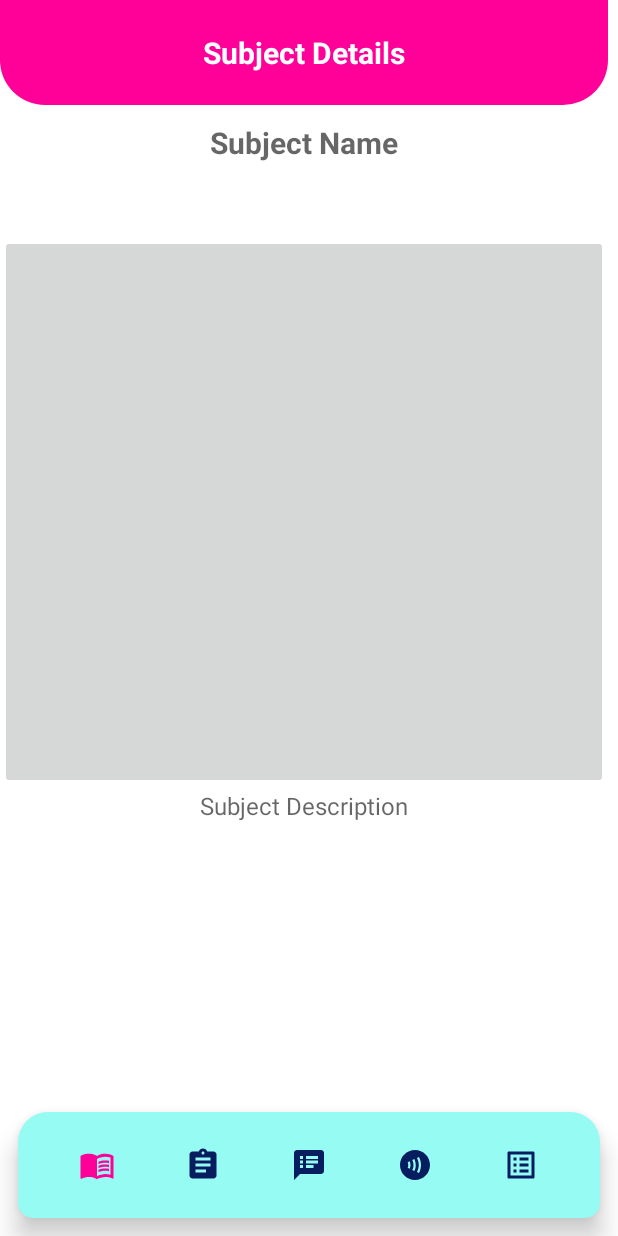
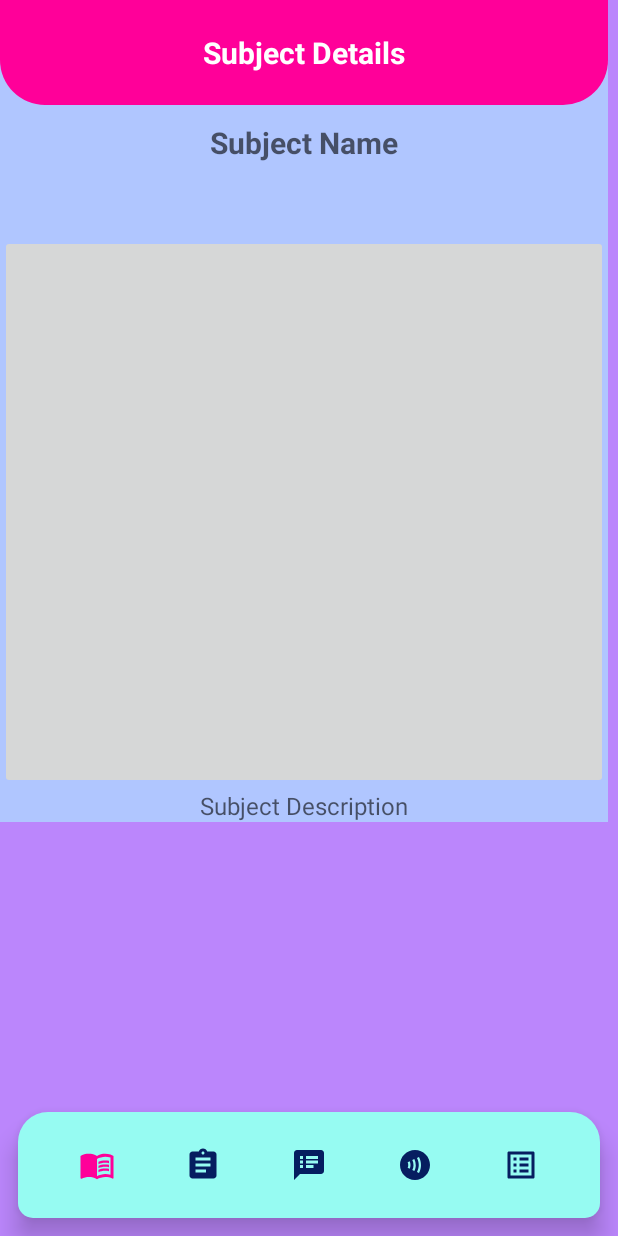
Before and after one commit to GinPaul/kodego.studentassistanceapp.arguez, an Android app: the SubjectDetails screen opened directly, with no data from a screen before it, on a phone screen of 412 x 824 dp. Run offline under Robolectric (Android 15) with nearby library versions, the phone set to English and light mode, and no system bars; Roboto replaces fonts that are not available here.

Commit message:
Nov 6 2022 8.30pm commit

```diff
--- a/app/src/main/java/com/kodego/activity/one/studentassistanceapp/StudentAppHomeScreen.kt
+++ b/app/src/main/java/com/kodego/activity/one/studentassistanceapp/StudentAppHomeScreen.kt
@@ -50,6 +50,7 @@ class StudentAppHomeScreen : AppCompatActivity() {
         setContentView(binding.root)
 
         //step 4: create functionality for the calendar/first button:
+        /**Calendar*/
         binding.imgCalendarButton1.setOnClickListener() {
             Toast.makeText(applicationContext, "Opening calendar...", Toast.LENGTH_SHORT).show()
 
--- a/app/src/main/java/com/kodego/activity/one/studentassistanceapp/view/SubjectFragment.kt
+++ b/app/src/main/java/com/kodego/activity/one/studentassistanceapp/view/SubjectFragment.kt
@@ -35,13 +35,13 @@ class SubjectFragment : Fragment() {
         binding = FragmentSubjectBinding.inflate(layoutInflater)
 
 //        var textFromParent = arguments?.getString("data1")
-        var subjectName2: String? = arguments?.getString("subjectName")
-        var subjectDescription2 : String? = arguments?.getString("subjectDescription")
+        var subjectName: String? = arguments?.getString("subjectName")
+        var subjectDescription : String? = arguments?.getString("subjectDescription")
         var imageSubject: Int? = arguments?.getInt("imageSubject",0)
 
         //catching data from tha activity
-        binding.tvSubjectName2.text = subjectName2
-        binding.tvSubjectDescription2.text = subjectDescription2
+        binding.tvSubjectName2.text = subjectName
+        binding.tvSubjectDescription2.text = subjectDescription
 
         return binding.root
     }
--- a/app/src/main/res/layout/activity_subject_details.xml
+++ b/app/src/main/res/layout/activity_subject_details.xml
@@ -2,10 +2,11 @@
 <RelativeLayout xmlns:android="http://schemas.android.com/apk/res/android"
     xmlns:app="http://schemas.android.com/apk/res-auto"
     xmlns:tools="http://schemas.android.com/tools"
+    android:id="@+id/myView"
     android:layout_width="match_parent"
     android:layout_height="match_parent"
+    android:background="@color/purple_200"
     android:orientation="vertical"
-    android:id="@+id/myView"
     tools:context=".SubjectDetails">
 
     <LinearLayout
@@ -14,6 +15,7 @@
         android:layout_alignParentEnd="true"
         android:layout_alignParentRight="true"
         android:layout_alignParentBottom="true"
+        android:layout_alignParentStart="true"
         android:layout_marginStart="12dp"
         android:layout_marginTop="12dp"
         android:layout_marginEnd="12dp"
@@ -83,6 +85,4 @@
     </LinearLayout>
 
 
-
-
 </RelativeLayout>
--- a/app/src/main/res/layout/fragment_subject.xml
+++ b/app/src/main/res/layout/fragment_subject.xml
@@ -9,14 +9,16 @@
     <androidx.constraintlayout.widget.ConstraintLayout
         android:layout_width="match_parent"
         android:layout_height="match_parent"
+        android:background="@color/material_dynamic_primary80"
         app:layout_constraintEnd_toEndOf="parent"
-        app:layout_constraintHorizontal_bias="0"
+        app:layout_constraintHorizontal_bias="0.5"
         app:layout_constraintStart_toStartOf="parent">
 
         <TextView
             android:id="@+id/tvSubjectName2"
-            android:layout_width="wrap_content"
+            android:layout_width="match_parent"
             android:layout_height="wrap_content"
+            android:gravity="center"
             android:hint="Subject Name"
             android:textSize="20sp"
             android:textStyle="bold"
@@ -32,6 +34,7 @@
             android:layout_width="405dp"
             android:layout_height="369dp"
             android:layout_marginTop="48dp"
+            android:foregroundGravity="center"
             android:scaleType="fitXY"
             app:layout_constraintEnd_toEndOf="parent"
             app:layout_constraintHorizontal_bias="0.5"
@@ -44,6 +47,7 @@
             android:id="@+id/tvSubjectDescription2"
             android:layout_width="wrap_content"
             android:layout_height="wrap_content"
+            android:gravity="center"
             android:hint="Subject Description"
             android:textSize="16sp"
             app:layout_constraintBottom_toBottomOf="parent"
@@ -80,6 +84,17 @@
             android:layout_width="wrap_content"
             android:layout_height="wrap_content"
             android:orientation="vertical"
-            app:layout_constraintGuide_begin="21dp" />
+            app:layout_constraintGuide_end="391dp" />
+
+        <TextView
+            android:id="@+id/textView13"
+            android:layout_width="wrap_content"
+            android:layout_height="wrap_content"
+            android:text="TextView"
+            app:layout_constraintBottom_toBottomOf="parent"
+            app:layout_constraintEnd_toEndOf="parent"
+            app:layout_constraintHorizontal_bias="0.5"
+            app:layout_constraintStart_toStartOf="parent"
+            android:visibility="invisible"/>
     </androidx.constraintlayout.widget.ConstraintLayout>
 </FrameLayout>
--- a/app/src/main/res/layout/student_activity.xml
+++ b/app/src/main/res/layout/student_activity.xml
@@ -6,7 +6,7 @@
     android:layout_height="wrap_content">
 
     <androidx.cardview.widget.CardView
-        android:layout_width="0dp"
+        android:layout_width="match_parent"
         android:layout_height="wrap_content"
         android:layout_margin="10dp"
         app:cardBackgroundColor="@android:color/white"
```
Also changed, not shown: app/src/main/java/com/kodego/activity/one/studentassistanceapp/SubjectDetails.kt (+5 -7 lines), app/src/main/res/layout/fragment_announcemnt.xml (+17 -1 lines), app/src/main/res/layout/fragment_assignment.xml (+17 -1 lines), app/src/main/res/layout/fragment_notes.xml (+17 -1 lines), app/src/main/res/layout/fragment_syllabus.xml (+18 -1 lines).
